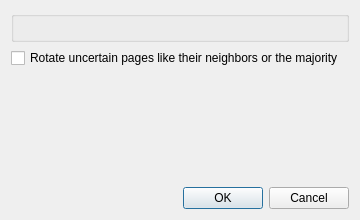
First picture: the form in src/core/filters/fix_orientation/ui/OrientationDetectionDialog.ui, repository 2ndmax/scantailor-ocr, before the edit.
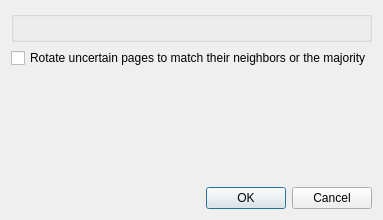
Second picture: the form after the edit. Custom widgets are drawn as their Qt base class.

Patch:
```diff
--- a/src/core/filters/fix_orientation/ui/OrientationDetectionDialog.ui
+++ b/src/core/filters/fix_orientation/ui/OrientationDetectionDialog.ui
@@ -26,7 +26,7 @@
       <string>Gives uncertain pages the orientation of their neighbors, or else of most pages. All pages of the project are then detected, which takes longer. Only the chosen pages are rotated.</string>
      </property>
      <property name="text">
-      <string>Rotate uncertain pages like their neighbors or the majority</string>
+      <string>Rotate uncertain pages to match their neighbors or the majority</string>
      </property>
      <property name="checked">
       <bool>false</bool>
```
